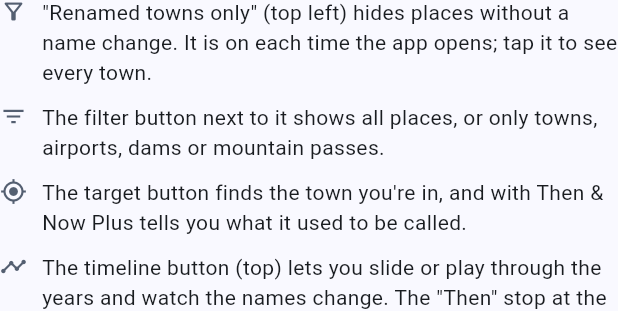
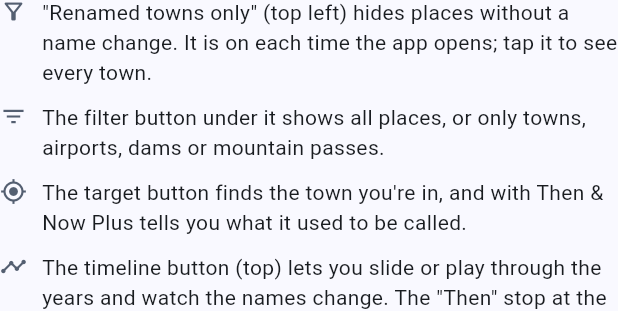
Before and after one commit to nicos0351/then-and-now-app, a Flutter app: the _HelpText widget shown alone on an empty page, opened directly, on a phone screen of 412 x 824 dp. Shown: the part 907-1218 px from the top of the screen. Run offline on Flutter 3.47's test engine with Material 3 defaults, Android fonts, the phone set to English and light mode, and no system bars; our stand-ins replace flutter_map, geolocator, in_app_purchase, latlong2, share_plus, shared_preferences and 1 more; missing offline and left inert: flutter_map_marker_cluster, flutter_map_mbtiles, in_app_update; accounts and stored records are empty.

Commit message:
Help: the filter button is under the renamed-only chip
Co-Authored-By: Claude Opus 5.5 <noreply@anthropic.com>
Claude-Session: https://claude.ai/code/session_01FG2wd5Nhe3j8EAbUdythkw

```diff
--- a/lib/screens/map_screen.dart
+++ b/lib/screens/map_screen.dart
@@ -1607,7 +1607,7 @@ class _HelpText extends StatelessWidget {
     (Icons.touch_app_outlined, 'Tap a pin to see when the place was renamed. With $kPlusName you see its previous name, what the new name means and how to say it.'),
     (Icons.update, 'With $kPlusName, the button at the bottom switches the whole map between current and previous names.'),
     (Icons.filter_alt_outlined, '"Renamed towns only" (top left) hides places without a name change. It is on each time the app opens; tap it to see every town.'),
-    (Icons.filter_list, 'The filter button next to it shows all places, or only towns, airports, dams or mountain passes.'),
+    (Icons.filter_list, 'The filter button under it shows all places, or only towns, airports, dams or mountain passes.'),
     (Icons.my_location, 'The target button finds the town you\'re in, and with $kPlusName tells you what it used to be called.'),
     (Icons.timeline, 'The timeline button (top) lets you slide or play through the years and watch the names change. The "Then" stop at the start, with every previous name, is part of $kPlusName.'),
     (Icons.search, 'Search finds any town by its current name and takes you there. With $kPlusName it finds old names too.'),
@@ -1705,7 +1705,7 @@ class _HelpText extends StatelessWidget {
   }
 }
 
-/// The place-type filter (the button next to "Renamed towns only").
+/// The place-type filter (the button under "Renamed towns only").
 enum PlaceFilter {
   all('Show all', 'All places', Icons.layers_outlined),
   towns('Show towns only', 'Towns', Icons.location_city_outlined),
```
